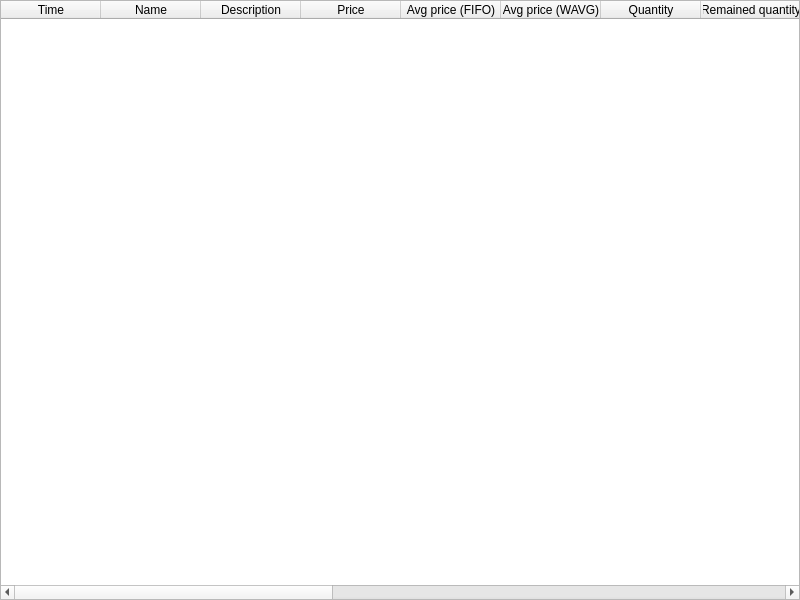
Above: app/src/widgets/operationstablewidget/operationstablewidget.ui from Gris87/TInvestor before the change. Below: the same form after it.
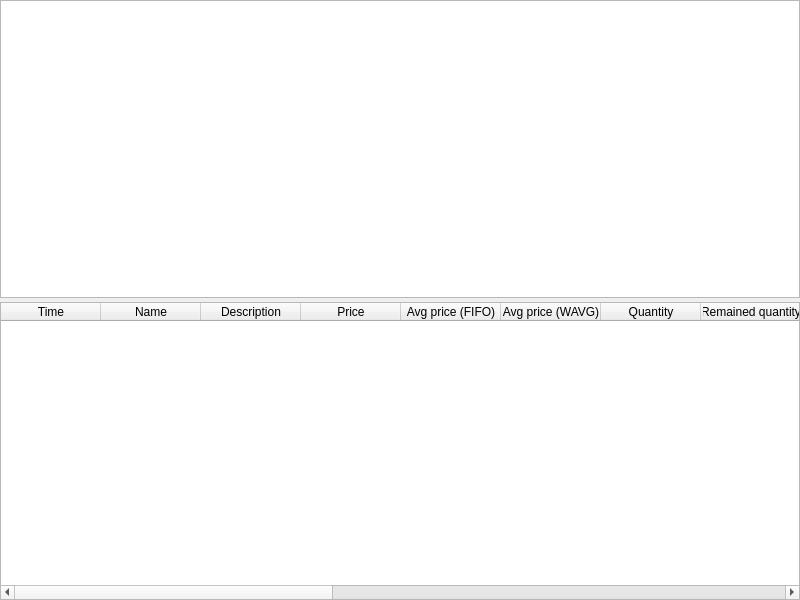
That is the form after the change.

```diff
--- a/app/src/widgets/operationstablewidget/operationstablewidget.ui
+++ b/app/src/widgets/operationstablewidget/operationstablewidget.ui
@@ -26,6 +26,34 @@
    <property name="bottomMargin">
     <number>0</number>
    </property>
+   <item>
+    <widget class="QTableView" name="tableView">
+     <property name="mouseTracking">
+      <bool>true</bool>
+     </property>
+     <property name="contextMenuPolicy">
+      <enum>Qt::ContextMenuPolicy::CustomContextMenu</enum>
+     </property>
+     <property name="editTriggers">
+      <set>QAbstractItemView::EditTrigger::NoEditTriggers</set>
+     </property>
+     <property name="alternatingRowColors">
+      <bool>true</bool>
+     </property>
+     <property name="selectionBehavior">
+      <enum>QAbstractItemView::SelectionBehavior::SelectRows</enum>
+     </property>
+     <property name="sortingEnabled">
+      <bool>true</bool>
+     </property>
+     <attribute name="horizontalHeaderShowSortIndicator" stdset="0">
+      <bool>true</bool>
+     </attribute>
+     <attribute name="verticalHeaderMinimumSectionSize">
+      <number>30</number>
+     </attribute>
+    </widget>
+   </item>
    <item>
     <widget class="QTableWidget" name="tableWidget">
      <property name="contextMenuPolicy">
```
